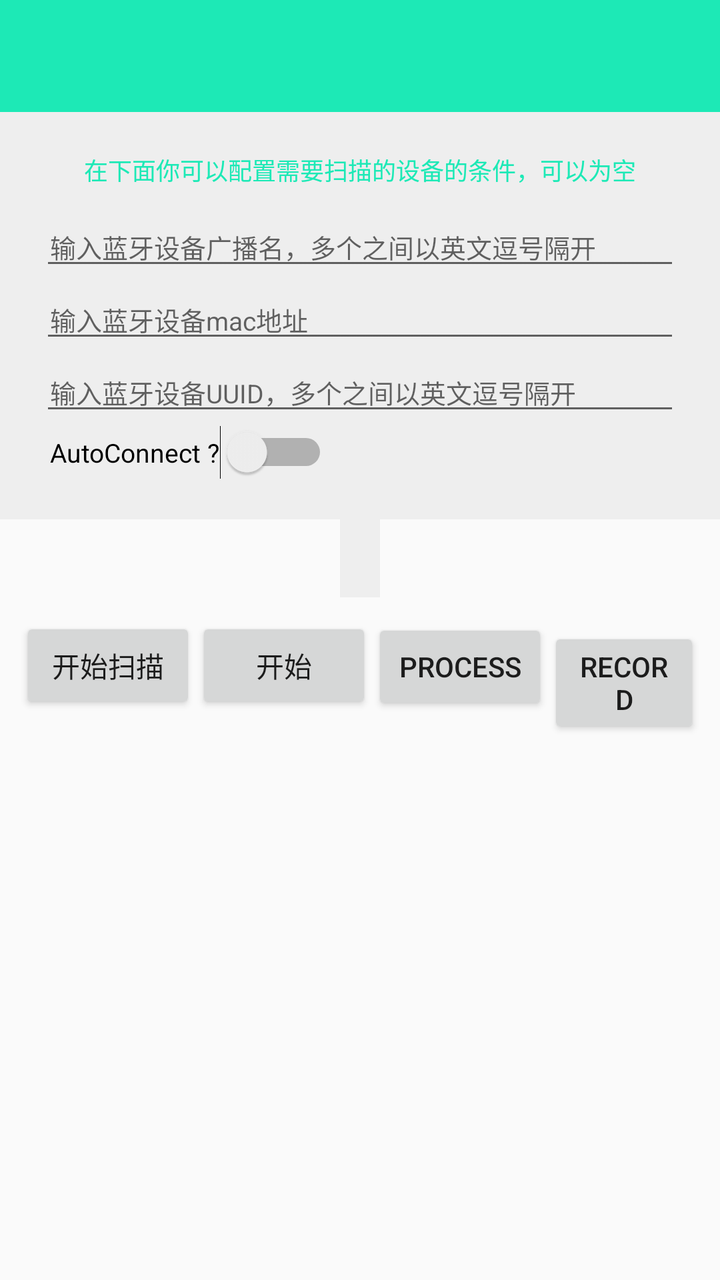
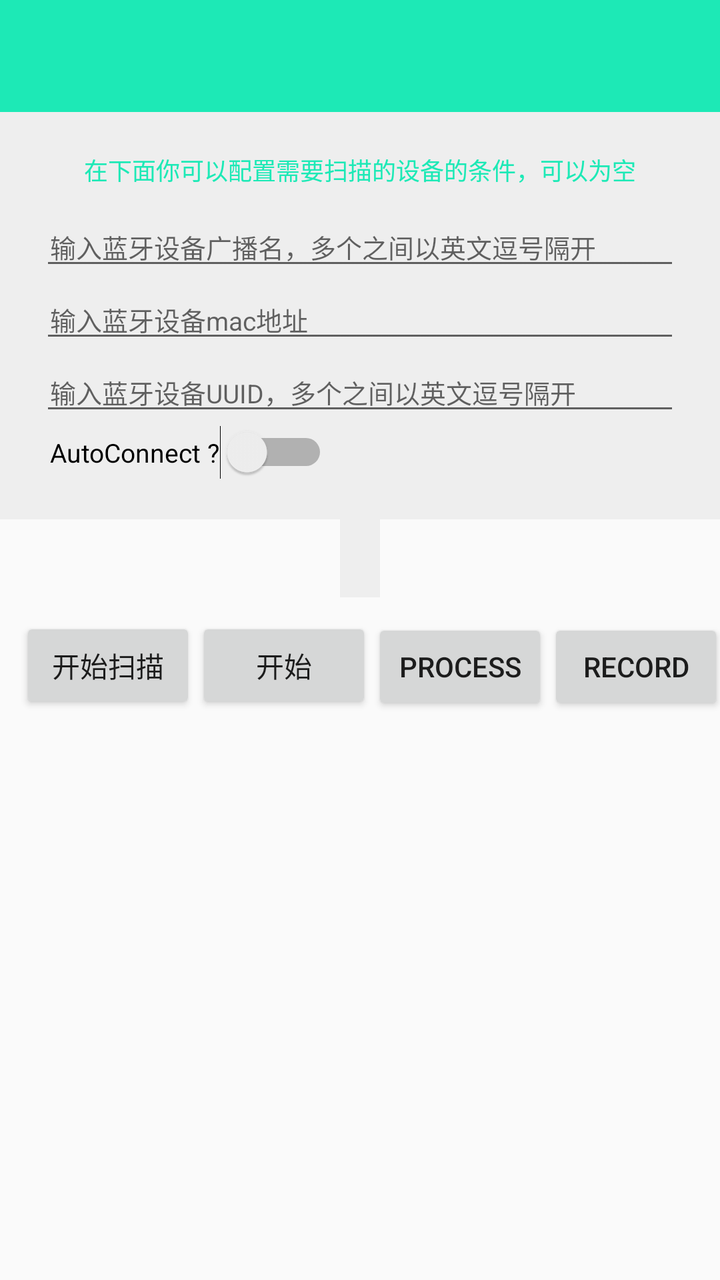

Compare the two renders of this Android layout. The source of the first and the diff that turns it into the second are given below.
<!-- AndroidManifest.xml: application theme AppTheme -->
<!-- res/layout/activity_main.xml -->
<?xml version="1.0" encoding="utf-8"?>
<LinearLayout xmlns:android="http://schemas.android.com/apk/res/android"
    xmlns:app="http://schemas.android.com/apk/res-auto"
    android:layout_width="match_parent"
    android:layout_height="wrap_content"
    android:animateLayoutChanges="true"
    android:orientation="vertical">

    <androidx.appcompat.widget.Toolbar
        android:id="@+id/toolbar"
        android:layout_width="match_parent"
        android:layout_height="?attr/actionBarSize"
        android:background="?attr/colorPrimary"
        android:title="@string/app_name"
        app:titleTextColor="@android:color/white" />

    <LinearLayout
        android:id="@+id/layout_setting"
        android:layout_width="match_parent"
        android:layout_height="wrap_content"
        android:background="#eeeeee"
        android:orientation="vertical"
        android:padding="20dp">

        <TextView
            android:layout_width="wrap_content"
            android:layout_height="wrap_content"
            android:layout_gravity="center_horizontal"
            android:layout_marginBottom="10dp"
            android:focusable="true"
            android:focusableInTouchMode="true"
            android:text="@string/scan_setting"
            android:textColor="@color/colorPrimaryDark"
            android:textSize="12sp" />

        <EditText
            android:id="@+id/et_name"
            android:layout_width="match_parent"
            android:layout_height="wrap_content"
            android:hint="@string/setting_name"
            android:paddingLeft="5dp"
            android:paddingRight="5dp"
            android:textSize="13sp" />

        <EditText
            android:id="@+id/et_mac"
            android:layout_width="match_parent"
            android:layout_height="wrap_content"
            android:hint="@string/setting_mac"
            android:paddingLeft="5dp"
            android:paddingRight="5dp"
            android:textSize="13sp" />

        <EditText
            android:id="@+id/et_uuid"
            android:layout_width="match_parent"
            android:layout_height="wrap_content"
            android:hint="@string/setting_uuid"
            android:paddingLeft="5dp"
            android:paddingRight="5dp"
            android:textSize="13sp" />

        <Switch
            android:id="@+id/sw_auto"
            android:layout_width="wrap_content"
            android:layout_height="wrap_content"
            android:paddingLeft="5dp"
            android:paddingRight="5dp"
            android:text="AutoConnect ?"
            android:textSize="13sp" />

    </LinearLayout>

    <TextView
        android:id="@+id/txt_setting"
        android:layout_width="wrap_content"
        android:layout_height="wrap_content"
        android:layout_gravity="center_horizontal"
        android:background="#eeeeee"
        android:padding="10dp" />

    <LinearLayout
        android:layout_width="match_parent"
        android:layout_height="wrap_content"
        android:orientation="horizontal"
        android:padding="10dp">

        <Button
            android:id="@+id/btn_scan"
            android:layout_width="wrap_content"
            android:layout_height="wrap_content"
            android:layout_x="85dp"
            android:layout_y="21dp"
            android:text="@string/start_scan" />

        <Button
            android:id="@+id/btn_monitor"
            android:layout_width="wrap_content"
            android:layout_height="wrap_content"
            android:layout_x="231dp"
            android:layout_y="23dp"
            android:text="@string/start_monitor" />

        <Button
            android:id="@+id/btn_process"
            android:layout_width="wrap_content"
            android:layout_height="wrap_content"
            android:text="Process" />

        <Button
            android:id="@+id/btn_record"
            android:layout_width="wrap_content"
            android:layout_height="wrap_content"
            android:text="Record" />

        <Button
            android:id="@+id/btn_demo"
            android:layout_width="wrap_content"
            android:layout_height="wrap_content"
            android:text="Try Demo" />

        <Button
            android:id="@+id/btn_history"
            android:layout_width="wrap_content"
            android:layout_height="wrap_content"
            android:text="History" />

        <ImageView
            android:id="@+id/img_loading"
            android:layout_width="30dp"
            android:layout_height="30dp"
            android:layout_alignParentRight="true"
            android:layout_centerVertical="true"
            android:layout_marginRight="28dp"
            android:src="@mipmap/ic_loading"
            android:visibility="invisible" />

    </LinearLayout >

    <ListView
        android:id="@+id/list_device"
        android:layout_width="match_parent"
        android:layout_height="wrap_content"
        android:layout_marginTop="10dp"
        android:divider="@android:color/darker_gray"
        android:dividerHeight="0.5dp"
        android:paddingStart="5dp"
        android:paddingEnd="5dp"
        android:scrollbars="none" />


</LinearLayout>
<!-- resources referenced by this layout -->
<resources>
  <color name="colorPrimaryDark">#1DE9B6</color>
  <!-- mipmap ic_loading: png bitmap (mipmap-xxhdpi, 2972 bytes) -->
  <string name="app_name">Athlete EMG</string>
  <string name="scan_setting">在下面你可以配置需要扫描的设备的条件，可以为空</string>
  <string name="setting_mac">输入蓝牙设备mac地址</string>
  <string name="setting_name">输入蓝牙设备广播名，多个之间以英文逗号隔开</string>
  <string name="setting_uuid">输入蓝牙设备UUID，多个之间以英文逗号隔开</string>
  <string name="start_monitor">开始</string>
  <string name="start_scan">开始扫描</string>
  <style name="AppTheme" parent="Theme.AppCompat.Light.NoActionBar">
          <item name="colorPrimary">@color/colorPrimary</item>
          <item name="colorPrimaryDark">@color/colorPrimaryDark</item>
          <item name="colorAccent">@color/colorAccent</item>
      </style>
  <color name="colorPrimary">#1DE9B6</color>
  <color name="colorAccent">#FF5722</color>
</resources>

<!-- the commit's change to res/layout/activity_main.xml (unified diff, before → after) -->
@@ -79,8 +79,13 @@
         android:background="#eeeeee"
         android:padding="10dp" />
 
+    <HorizontalScrollView
+        android:layout_width="match_parent"
+        android:layout_height="wrap_content"
+        android:scrollbars="none">
+
     <LinearLayout
-        android:layout_width="match_parent"
+        android:layout_width="wrap_content"
         android:layout_height="wrap_content"
         android:orientation="horizontal"
         android:padding="10dp">
@@ -135,7 +140,9 @@
             android:src="@mipmap/ic_loading"
             android:visibility="invisible" />
 
-    </LinearLayout >
+    </LinearLayout>
+
+    </HorizontalScrollView>
 
     <ListView
         android:id="@+id/list_device"
<!-- resource entries referenced after the edit -->
@@ -2,7 +2,7 @@
 <resources>
   <color name="colorPrimaryDark">#1DE9B6</color>
   <!-- mipmap ic_loading: png bitmap (mipmap-xxhdpi, 2972 bytes) -->
-  <string name="app_name">Athlete EMG</string>
+  <string name="app_name">MuscleLogic</string>
   <string name="scan_setting">在下面你可以配置需要扫描的设备的条件，可以为空</string>
   <string name="setting_mac">输入蓝牙设备mac地址</string>
   <string name="setting_name">输入蓝牙设备广播名，多个之间以英文逗号隔开</string>
